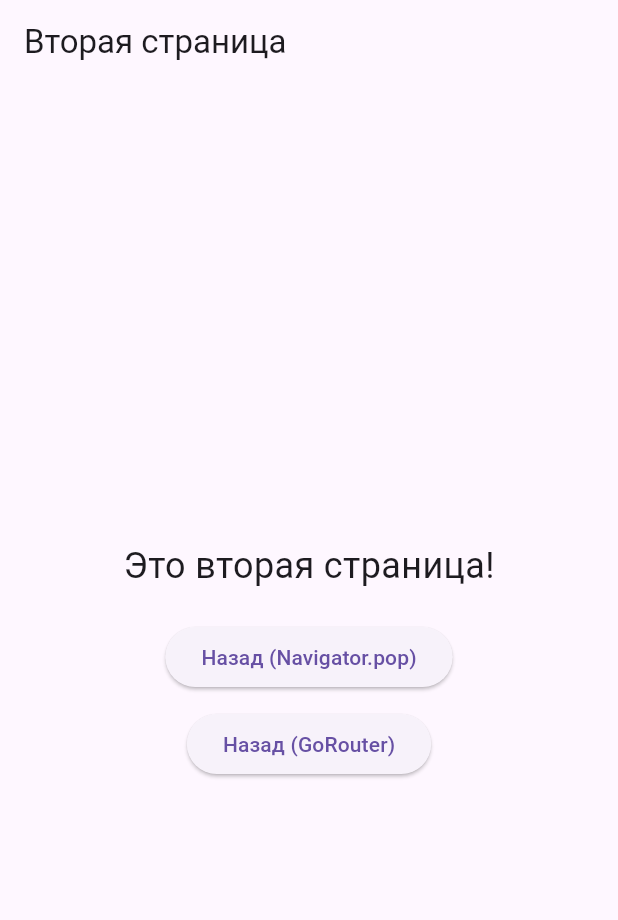
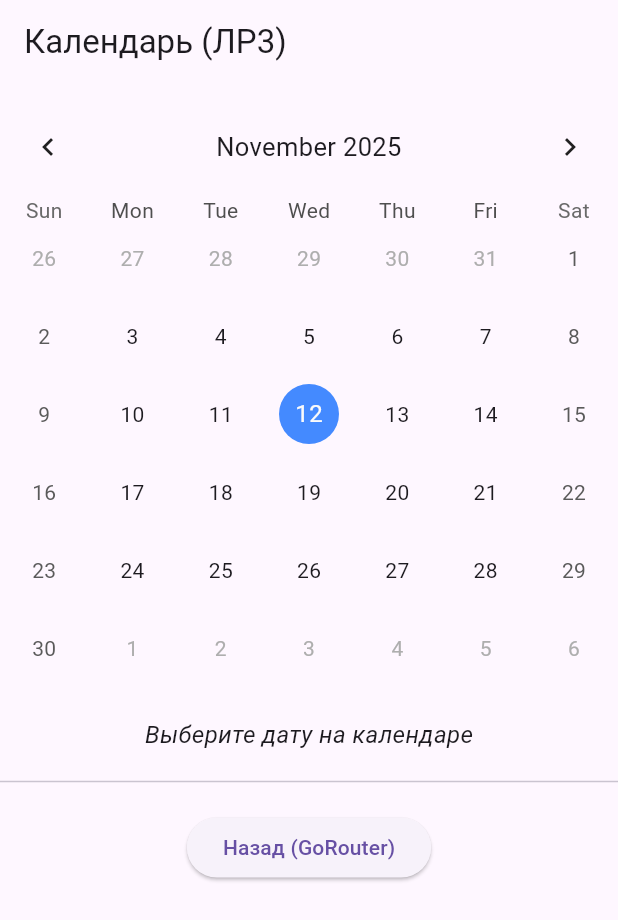
Before and after one commit to Khmara123/mobile, a Flutter app: the SecondPage screen opened by its route, on a phone screen of 412 x 824 dp. Shown: the top 920 px of the screen. Run offline on Flutter 3.47's test engine with Material 3 defaults, Android fonts, the phone set to English and light mode, and no system bars; drawn by our look-alikes of table_calendar; our stand-ins replace go_router, shared_preferences, supabase_flutter; accounts and stored records are empty; network calls fail.

Commit message:
Календарь + форма авторизации и регистрации

```diff
--- a/lib/main.dart
+++ b/lib/main.dart
@@ -1,7 +1,9 @@
 import 'package:flutter/material.dart';
-import 'package:go_router/go_router.dart'; // для GoRouter
+import 'package:go_router/go_router.dart';
 import 'package:supabase_flutter/supabase_flutter.dart';
 import 'supabase_test_page.dart';
+import 'package:table_calendar/table_calendar.dart';
+import 'auth_page.dart'; // ✅ подключаем страницу авторизации
 
 Future<void> main() async {
   WidgetsFlutterBinding.ensureInitialized();
@@ -16,12 +18,19 @@ Future<void> main() async {
   runApp(const MyApp());
 }
 
-// Настройка маршрутизатора GoRouter (для лабораторной №2 и №3)
+// ✅ Настройка маршрутизатора GoRouter (теперь добавлен AuthPage)
 final GoRouter router = GoRouter(
   routes: [
-    GoRoute(path: '/', builder: (context, state) => const HomePage()),
+    // 🔹 Стартовая страница — авторизация
+    GoRoute(path: '/', builder: (context, state) => const AuthPage()),
+
+    // 🔹 Главная страница после входа
+    GoRoute(path: '/home', builder: (context, state) => const HomePage()),
+
+    // 🔹 Страница с календарём
     GoRoute(path: '/second', builder: (context, state) => const SecondPage()),
-    // 🔹 Новый маршрут для лабораторной №3 (Supabase)
+
+    // 🔹 Страница Supabase (для проверки)
     GoRoute(
       path: '/supabase',
       builder: (context, state) => const SupabaseTestPage(),
@@ -35,15 +44,18 @@ class MyApp extends StatelessWidget {
 
   @override
   Widget build(BuildContext context) {
-    // ✅ Используем MaterialApp.router для GoRouter
     return MaterialApp.router(
       debugShowCheckedModeBanner: false,
       routerConfig: router,
+      title: 'Flutter Demo App',
+      theme: ThemeData(primarySwatch: Colors.deepPurple),
     );
   }
 }
 
-// Главная страница
+// -------------------
+// Главная страница (ЛР1–3)
+// -------------------
 class HomePage extends StatelessWidget {
   const HomePage({super.key});
 
@@ -141,7 +153,7 @@ class HomePage extends StatelessWidget {
       appBar: AppBar(title: const Text('Главная страница')),
       floatingActionButton: FloatingActionButton(
         onPressed: () {
-          print('FAB нажата'); // демонстрация свойства onPressed
+          print('FAB нажата');
         },
         child: const Icon(Icons.add),
       ),
@@ -160,28 +172,13 @@ class HomePage extends StatelessWidget {
             Center(
               child: Column(
                 children: [
-                  // ✅ Лабораторная №1 — базовая навигация
-                  ElevatedButton(
-                    onPressed: () {
-                      Navigator.push(
-                        context,
-                        MaterialPageRoute(
-                          builder: (context) => const SecondPage(),
-                        ),
-                      );
-                    },
-                    child: const Text('Перейти (Navigator.push)'),
-                  ),
-                  const SizedBox(height: 10),
-
-                  // ✅ Лабораторная №2 — Named routes (через GoRouter)
                   ElevatedButton(
                     onPressed: () {
                       context.go('/second');
                     },
-                    child: const Text('Перейти (GoRouter)'),
+                    child: const Text('Открыть календарь (ЛР2–3)'),
                   ),
-                  // ✅ Лабораторная №3 — работа с Supabase
+                  const SizedBox(height: 10),
                   ElevatedButton(
                     onPressed: () => context.go('/supabase'),
                     child: const Text('Проверить Supabase (ЛР3)'),
@@ -196,37 +193,76 @@ class HomePage extends StatelessWidget {
   }
 }
 
-// Вторая страница
-class SecondPage extends StatelessWidget {
+// -------------------
+// Вторая страница (с календарём)
+// -------------------
+class SecondPage extends StatefulWidget {
   const SecondPage({super.key});
+
+  @override
+  State<SecondPage> createState() => _SecondPageState();
+}
+
+class _SecondPageState extends State<SecondPage> {
+  DateTime focusedDay = DateTime.now();
+  DateTime? selectedDay;
 
   @override
   Widget build(BuildContext context) {
     return Scaffold(
-      appBar: AppBar(title: const Text('Вторая страница')),
-      body: Center(
+      appBar: AppBar(title: const Text('Календарь (ЛР3)')),
+      body: SingleChildScrollView(
         child: Column(
           mainAxisAlignment: MainAxisAlignment.center,
           children: [
-            const Text('Это вторая страница!', style: TextStyle(fontSize: 24)),
+            const SizedBox(height: 10),
+            TableCalendar(
+              firstDay: DateTime.utc(2020, 1, 1),
+              lastDay: DateTime.utc(2030, 12, 31),
+              focusedDay: focusedDay,
+              selectedDayPredicate: (day) => isSameDay(selectedDay, day),
+              onDaySelected: (selected, focused) {
+                setState(() {
+                  selectedDay = selected;
+                  focusedDay = focused;
+                });
+              },
+              calendarFormat: CalendarFormat.month,
+              headerStyle: const HeaderStyle(
+                formatButtonVisible: false,
+                titleCentered: true,
+              ),
+              calendarStyle: const CalendarStyle(
+                selectedDecoration: BoxDecoration(
+                  color: Colors.redAccent,
+                  shape: BoxShape.circle,
+                ),
+                todayDecoration: BoxDecoration(
+                  color: Colors.blueAccent,
+                  shape: BoxShape.circle,
+                ),
+              ),
+            ),
             const SizedBox(height: 20),
-
-            // ✅ Возврат (Navigator.pop)
+            if (selectedDay != null)
+              Text(
+                'Вы выбрали: ${selectedDay!.day}.${selectedDay!.month}.${selectedDay!.year}',
+                style: const TextStyle(
+                  fontSize: 18,
+                  fontWeight: FontWeight.w500,
+                ),
+              )
+            else
+              const Text(
+                'Выберите дату на календаре',
+                style: TextStyle(fontSize: 16, fontStyle: FontStyle.italic),
+              ),
+            const Divider(height: 40, thickness: 1),
             ElevatedButton(
-              onPressed: () {
-                Navigator.pop(context);
-              },
-              child: const Text('Назад (Navigator.pop)'),
-            ),
-            const SizedBox(height: 10),
-
-            // ✅ Возврат через GoRouter
-            ElevatedButton(
-              onPressed: () {
-                context.go('/');
-              },
+              onPressed: () => context.go('/home'),
               child: const Text('Назад (GoRouter)'),
             ),
+            const SizedBox(height: 30),
           ],
         ),
       ),
--- a/pubspec.yaml
+++ b/pubspec.yaml
@@ -36,7 +36,8 @@ dependencies:
   cupertino_icons: ^1.0.8
   go_router: ^13.0.0
   supabase_flutter: ^2.5.6
-
+  table_calendar: ^3.2.0
+  shared_preferences: ^2.2.3
 
 dev_dependencies:
   flutter_test:
```
Also changed, not shown: lib/auth_page.dart (added, +270 -0 lines), pubspec.lock.
